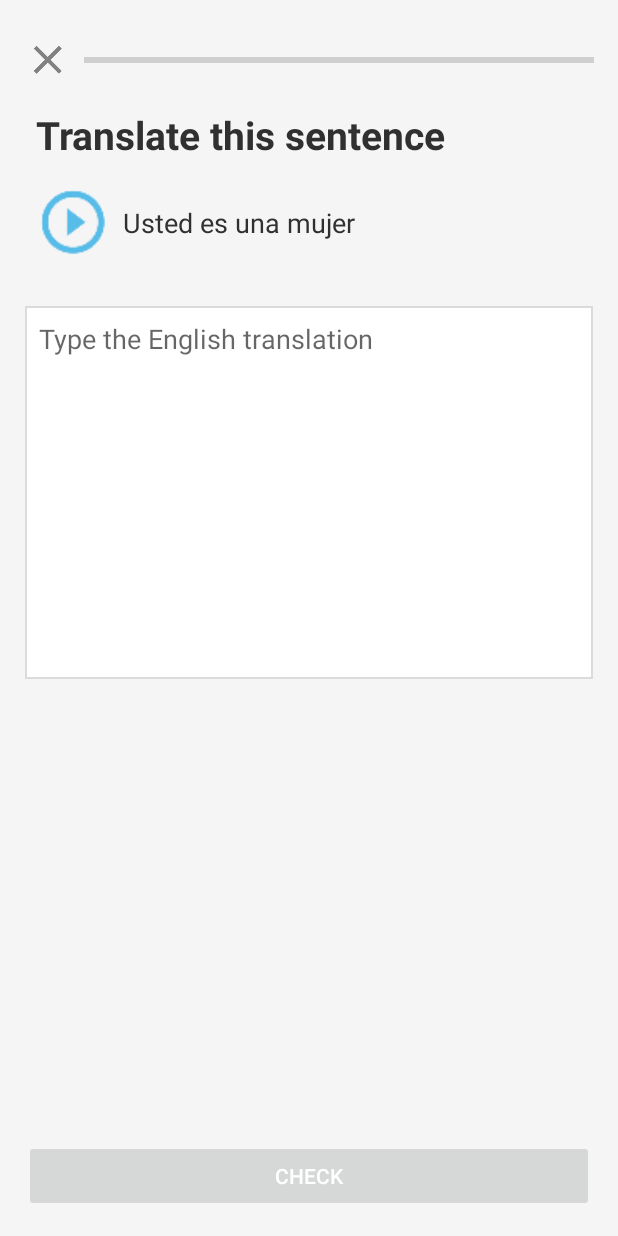
After one commit to rick2781/Duolingo-Clone, an Android app: the TSTaskActivity screen opened directly, with no data from a screen before it, on a phone screen of 412 x 824 dp. The commit adds this screen. Run offline under Robolectric (Android 15) with nearby library versions, the phone set to English and light mode, and no system bars; our stand-ins replace ButterKnife.

Commit message:
Task Navigation

```diff
--- a/DuolingoClone/app/src/main/AndroidManifest.xml
+++ b/DuolingoClone/app/src/main/AndroidManifest.xml
@@ -16,6 +16,9 @@
                 <category android:name="android.intent.category.LAUNCHER" />
             </intent-filter>
         </activity>
+
+        <activity android:name=".Tasks.TranslateSentenceTask.TSTaskActivity"
+            android:windowSoftInputMode="adjustPan"/>
     </application>
 
 </manifest>
--- /dev/null
+++ b/DuolingoClone/app/src/main/java/e/rick/duolingoclone/Tasks/TranslateSentenceTask/TSTaskActivity.java
@@ -0,0 +1,168 @@
+package e.rick.duolingoclone.Tasks.TranslateSentenceTask;
+
+import android.content.Context;
+import android.content.Intent;
+import android.graphics.PorterDuff;
+import android.os.Bundle;
+import android.support.annotation.Nullable;
+import android.support.v4.content.ContextCompat;
+import android.support.v7.app.AppCompatActivity;
+import android.text.Editable;
+import android.text.TextWatcher;
+import android.view.View;
+import android.widget.Button;
+import android.widget.EditText;
+import android.widget.ProgressBar;
+import android.widget.TextView;
+import android.widget.Toast;
+
+import butterknife.BindView;
+import butterknife.ButterKnife;
+import e.rick.duolingoclone.R;
+import e.rick.duolingoclone.Tasks.WordTask.CustomWord;
+import e.rick.duolingoclone.Tasks.WordTask.QuestionModel;
+import e.rick.duolingoclone.Tasks.WordTask.WordTaskActivity;
+import e.rick.duolingoclone.Utils.ActivityNavigation;
+import e.rick.duolingoclone.Utils.QuestionAnswer;
+
+/**
+ * Created by Rick on 3/2/2018.
+ */
+
+public class TSTaskActivity extends AppCompatActivity{
+
+    @BindView(R.id.question)
+    TextView tvQuestion;
+
+    @BindView(R.id.check_button)
+    Button checkButton;
+
+    @BindView(R.id.user_answer)
+    EditText etUserAnswer;
+
+    @BindView(R.id.task_progress_bar)
+    ProgressBar progressBar;
+
+    QuestionModel questionModel;
+
+    int progressBarValue;
+
+    Context context = TSTaskActivity.this;
+
+    @Override
+    protected void onCreate(@Nullable Bundle savedInstanceState) {
+        super.onCreate(savedInstanceState);
+        setContentView(R.layout.translate_sentence_activity);
+
+        ButterKnife.bind(this);
+
+        initData();
+    }
+
+    private void initData() {
+
+        checkButton.setEnabled(false);
+        checkButton.setTextColor(getResources().getColor(R.color.white_text));
+
+        questionModel = QuestionAnswer.getInstance().getRandomQuestionObj();
+
+        Intent intent = getIntent();
+
+        progressBarValue = 0;
+
+        if (intent.getExtras() != null) {
+
+            progressBarValue = intent.getExtras().getInt("progressBarValue");
+
+            progressBar.setProgress(progressBarValue);
+        }
+
+        tvQuestion.setText(questionModel.getQuestion());
+
+        checkAnswer();
+        enableButton();
+    }
+
+    private void checkAnswer() {
+
+        checkButton.setOnClickListener(new View.OnClickListener() {
+            @Override
+            public void onClick(View view) {
+
+                String userAnswer = etUserAnswer.getText().toString();
+
+                if (checkButton.getText().equals("check")) {
+
+                    if (questionModel.getAnswer().equals(userAnswer)) {
+
+                        Toast.makeText(context, "You Are Correct!", Toast.LENGTH_SHORT).show();
+
+                        progressBarValue += 10;
+
+                        progressBar.setProgress(progressBarValue);
+                        checkButton.setText("continue");
+
+                        lockEditText();
+
+                    } else {
+
+                        Toast.makeText(context, "That's not correct!" + questionModel.getAnswer(), Toast.LENGTH_SHORT).show();
+
+                        progressBarValue -= 10;
+
+                        progressBar.setProgress(progressBarValue);
+                        checkButton.setText("continue");
+
+                        lockEditText();
+                    }
+
+                } else if (checkButton.getText().equals("continue")) {
+
+                    ActivityNavigation.getInstance(context, progressBarValue).takeToRandomTask();
+
+                }
+            }
+        });
+    }
+
+    private void lockEditText() {
+
+        etUserAnswer.setEnabled(false);
+    }
+
+    private void enableButton() {
+
+        etUserAnswer.addTextChangedListener(new TextWatcher() {
+            @Override
+            public void beforeTextChanged(CharSequence charSequence, int i, int i1, int i2) {
+
+            }
+
+            @Override
+            public void onTextChanged(CharSequence charSequence, int i, int i1, int i2) {
+
+                if (i1 > 0) {
+
+                    checkButton.getBackground().setColorFilter(
+                            ContextCompat.getColor(context, R.color.green_button),
+                            PorterDuff.Mode.MULTIPLY);
+
+                    checkButton.setEnabled(true);
+
+                } else {
+
+                    checkButton.getBackground().setColorFilter(
+                            ContextCompat.getColor(context, R.color.grey_button),
+                            PorterDuff.Mode.MULTIPLY);
+
+                    checkButton.setEnabled(false);
+                }
+            }
+
+            @Override
+            public void afterTextChanged(Editable editable) {
+
+            }
+        });
+    }
+}
--- /dev/null
+++ b/DuolingoClone/app/src/main/java/e/rick/duolingoclone/Utils/QuestionAnswer.java
@@ -0,0 +1,63 @@
+package e.rick.duolingoclone.Utils;
+
+import java.util.ArrayList;
+import java.util.Random;
+
+import e.rick.duolingoclone.Tasks.WordTask.QuestionModel;
+
+/**
+ * Created by Rick on 3/2/2018.
+ */
+
+public class QuestionAnswer {
+
+    static QuestionAnswer INSTANCE;
+
+    QuestionModel questionModel;
+
+    ArrayList<String> question = new ArrayList<>();
+    ArrayList<String> answer = new ArrayList<>();
+
+    Random random = new Random();
+
+    public static QuestionAnswer getInstance() {
+
+        if (INSTANCE == null) {
+
+            INSTANCE = new QuestionAnswer();
+        }
+
+        return INSTANCE;
+    }
+
+    public QuestionModel getRandomQuestionObj() {
+
+        //Question
+        question.add("Ella come manzanas");
+        question.add("El come");
+        question.add("Usted es una mujer");
+        question.add("Tu eres un nino");
+        question.add("Que paso");
+        question.add("Yo soy un nino");
+
+        //Answer
+        answer.add("She eats apple");
+        answer.add("He eats");
+        answer.add("You are a woman");
+        answer.add("You are a boy");
+        answer.add("What happened");
+        answer.add("I am a boy");
+
+        int randomIndex = random.nextInt(question.size());
+
+        questionModel = new QuestionModel(
+                question.get(randomIndex),
+                answer.get(randomIndex));
+
+        return questionModel;
+    }
+
+    public ArrayList<String> getAnswer() {
+        return answer;
+    }
+}
--- /dev/null
+++ b/DuolingoClone/app/src/main/res/layout/translate_sentence_activity.xml
@@ -0,0 +1,35 @@
+<?xml version="1.0" encoding="utf-8"?>
+<RelativeLayout
+    xmlns:android="http://schemas.android.com/apk/res/android"
+    xmlns:app="http://schemas.android.com/apk/res-auto"
+    xmlns:tools="http://schemas.android.com/tools"
+    android:id="@+id/main_layout"
+    android:layout_width="match_parent"
+    android:layout_height="match_parent"
+    android:background="#f5f5f5"
+    android:padding="16dp"
+    tools:context="e.rick.duolingoclone.Tasks.WordTask.WordTaskActivity">
+
+    <include layout="@layout/tasks_progress_bar" />
+
+    <include
+        android:id="@+id/task_default_body"
+        layout="@layout/task_default_body"/>
+
+    <EditText
+        android:id="@+id/user_answer"
+        android:hint="Type the English translation"
+        android:layout_below="@+id/task_default_body"
+        android:layout_width="match_parent"
+        android:layout_height="250dp"
+        android:gravity="start"
+        android:background="@drawable/custom_word_border"/>
+
+    <Button
+        android:id="@+id/check_button"
+        android:layout_width="match_parent"
+        android:layout_height="wrap_content"
+        android:text="check"
+        android:layout_alignParentBottom="true"/>
+
+</RelativeLayout>
```
Also changed, not shown: DuolingoClone/app/src/main/java/e/rick/duolingoclone/Tasks/WordTask/WordTaskActivity.java (+57 -36 lines), DuolingoClone/app/src/main/java/e/rick/duolingoclone/Utils/ActivityNavigation.java (+40 -2 lines).
